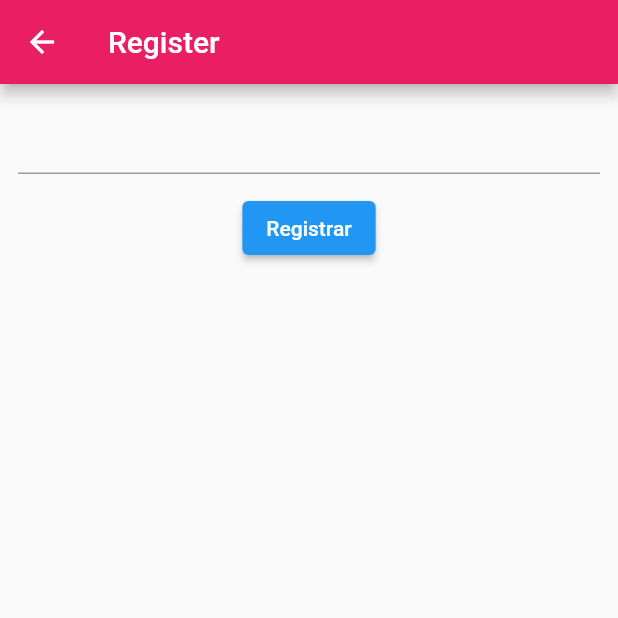
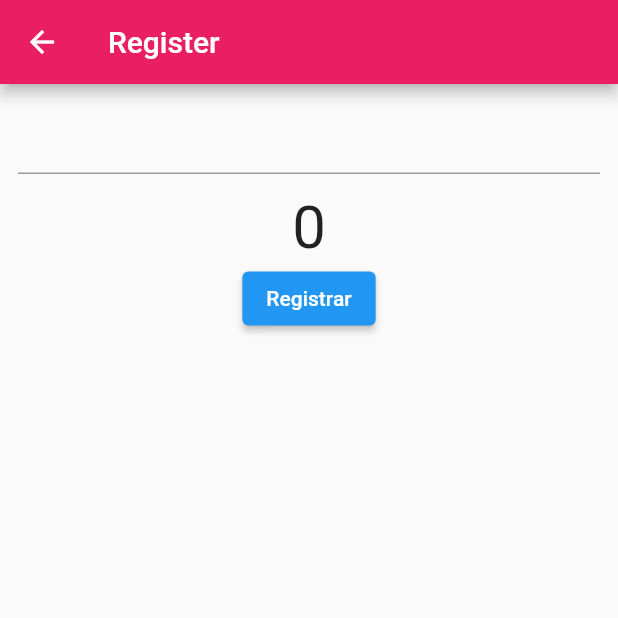
Before and after one commit to Eli010/codigo6_states, a Flutter app: the screen it shows after launch, after a tap on the "add" icon, on a phone screen of 412 x 824 dp, the top half of it. Run offline on Flutter 3.47's test engine with Material 2 defaults, Android fonts, the phone set to English and light mode, and no system bars; our stand-ins replace flutter_bloc; network calls fail.

Commit message:
cubit basic mostrando posts

```diff
--- /dev/null
+++ b/lib/cubit/counter/counter_cubit.dart
@@ -0,0 +1,48 @@
+//aqui manejaremos nuestro cubic
+import 'package:flutter_bloc/flutter_bloc.dart';
+
+abstract class CounterState {}
+
+class CounterInitState extends CounterState {
+  final int data = 0;
+}
+
+class IncrementState extends CounterState {
+  final int data;
+  IncrementState(this.data);
+}
+
+class DecrementState extends CounterState {
+  final int data;
+  DecrementState(this.data);
+}
+
+class CounterCubit extends Cubit<CounterState> {
+  //cubit
+  CounterCubit() : super(CounterInitState());
+  increment() {
+    if (state is CounterInitState) {
+      CounterInitState current = state as CounterInitState;
+      emit(IncrementState(current.data + 1));
+    } else if (state is IncrementState) {
+      IncrementState currentState = state as IncrementState;
+      emit(IncrementState(currentState.data + 1));
+    }
+    // IncrementState currentState = state as IncrementState;
+    // print(currentState);
+    // emit(IncrementState(0));
+    // print("increment!!!!!");
+    // print(IncrementState(1));
+    // print("Increment");
+    // print(state);
+    // emit(state + 1);
+  }
+
+  decrement() {
+    print("Decrement");
+  }
+
+  restart() {
+    print("Restart");
+  }
+}
--- /dev/null
+++ b/lib/cubit/post/post_cubit.dart
@@ -0,0 +1,17 @@
+import 'package:codigo6_states/cubit/post/post_state.dart';
+import 'package:codigo6_states/services/remote/api_service.dart';
+import 'package:flutter_bloc/flutter_bloc.dart';
+
+class PostCubit extends Cubit<PostState> {
+  //nos creamos nuestro constructor
+  // PostCubit(super.initialState);//esto es al inicio
+  PostCubit() : super(PostInitState());
+  //traemos nuestro servicio
+  ApiService apiService = ApiService();
+  //me creo una funciona para emitir mi servicios
+  Future<void> getPostsData() async {
+    emit(PostLoadingState());
+    List posts = await apiService.getPosts();
+    emit(PostSuccedState(posts: posts));
+  }
+}
--- /dev/null
+++ b/lib/cubit/post/post_state.dart
@@ -0,0 +1,12 @@
+abstract class PostState {}
+
+class PostInitState extends PostState {}
+
+class PostLoadingState extends PostState {}
+
+class PostErrorState extends PostState {}
+
+class PostSuccedState extends PostState {
+  List posts;
+  PostSuccedState({required this.posts});
+}
--- a/lib/main.dart
+++ b/lib/main.dart
@@ -1,5 +1,8 @@
+import 'package:codigo6_states/cubit/counter/counter_cubit.dart';
+import 'package:codigo6_states/cubit/post/post_cubit.dart';
 import 'package:codigo6_states/pages/home_page.dart';
 import 'package:flutter/material.dart';
+import 'package:flutter_bloc/flutter_bloc.dart';
 
 void main() => runApp(const MyApp());
 
@@ -8,10 +11,16 @@ class MyApp extends StatelessWidget {
 
   @override
   Widget build(BuildContext context) {
-    return const MaterialApp(
-      debugShowCheckedModeBanner: false,
-      title: 'State App',
-      home: HomePage(),
+    return MultiBlocProvider(
+      providers: [
+        BlocProvider(create: (context) => CounterCubit()),
+        BlocProvider(create: (context) => PostCubit()),
+      ],
+      child: const MaterialApp(
+        debugShowCheckedModeBanner: false,
+        title: 'State App',
+        home: HomePage(),
+      ),
     );
   }
 }
--- a/lib/pages/home_page.dart
+++ b/lib/pages/home_page.dart
@@ -1,8 +1,25 @@
+import 'package:codigo6_states/cubit/post/post_cubit.dart';
+import 'package:codigo6_states/cubit/post/post_state.dart';
 import 'package:codigo6_states/pages/register_page.dart';
 import 'package:flutter/material.dart';
+import 'package:flutter_bloc/flutter_bloc.dart';
 
-class HomePage extends StatelessWidget {
+class HomePage extends StatefulWidget {
   const HomePage({super.key});
+
+  @override
+  State<HomePage> createState() => _HomePageState();
+}
+
+class _HomePageState extends State<HomePage> {
+  @override
+  void initState() {
+    super.initState();
+    //usamos nuestros cubit
+    WidgetsBinding.instance.addPostFrameCallback((timeStamp) {
+      context.read<PostCubit>().getPostsData();
+    });
+  }
 
   @override
   Widget build(BuildContext context) {
@@ -21,25 +38,21 @@ class HomePage extends StatelessWidget {
         },
         child: const Icon(Icons.add),
       ),
-        body: ListView(
-          children: const [
-            ListTile(
-              title: Text("Nombre de item"),
+      body: BlocBuilder<PostCubit, PostState>(
+        builder: (context, state) {
+          if (state is PostInitState || state is PostLoadingState) {
+            return const CircularProgressIndicator();
+          } else if (state is PostSuccedState) {
+            List data = state.posts;
+            return ListTile(
+              title: Text(data.toString()),
               subtitle: Text("Descripciòn del item"),
+            );
+          } else {
+            return const SizedBox();
+          }
+        },
       ),
-            ListTile(
-              title: Text("Nombre de item"),
-              subtitle: Text("Descripciòn del item"),
-            ),
-            ListTile(
-              title: Text("Nombre de item"),
-              subtitle: Text("Descripciòn del item"),
-            ),
-            ListTile(
-              title: Text("Nombre de item"),
-              subtitle: Text("Descripciòn del item"),
-            ),
-          ],
-        ));
+    );
   }
 }
--- a/lib/pages/register_page.dart
+++ b/lib/pages/register_page.dart
@@ -1,4 +1,6 @@
+import 'package:codigo6_states/cubit/counter/counter_cubit.dart';
 import 'package:flutter/material.dart';
+import 'package:flutter_bloc/flutter_bloc.dart';
 
 class RegisterPage extends StatelessWidget {
   const RegisterPage({super.key});
@@ -18,8 +20,32 @@ class RegisterPage extends StatelessWidget {
               const SizedBox(
                 height: 12,
               ),
+              BlocBuilder<CounterCubit, CounterState>(
+                builder: (context, state) {
+                  print("wwwwwww $state");
+                  switch (state.runtimeType) {
+                    case CounterInitState:
+                      int value = (state as CounterInitState).data;
+                      return Text(
+                        value.toString(),
+                        style: TextStyle(fontSize: 40),
+                      );
+                    case IncrementState:
+                      int value = (state as IncrementState).data;
+                      return Text(
+                        value.toString(),
+                        style: TextStyle(fontSize: 40),
+                      );
+                      break;
+                    default:
+                      return Center();
+                  }
+                },
+              ),
               ElevatedButton(
-                onPressed: () {},
+                onPressed: () {
+                  context.read<CounterCubit>().increment();
+                },
                 child: const Text("Registrar"),
               )
             ],
--- /dev/null
+++ b/lib/services/remote/api_service.dart
@@ -0,0 +1,16 @@
+import 'dart:convert';
+
+import 'package:http/http.dart' as http;
+
+//consumiremos los post
+class ApiService {
+  Future<List> getPosts() async {
+    Uri url = Uri.parse("https://jsonplaceholder.typicode.com/posts");
+    http.Response response = await http.get(url);
+    if (response.statusCode == 200) {
+      List data = json.decode(response.body);
+      return data;
+    }
+    return [];
+  }
+}
```
Also changed, not shown: pubspec.yaml (+4 -17 lines), lib/pages/register_bloc.dart (added), pubspec.lock. Lines whose indentation alone changed are shown as unchanged.
